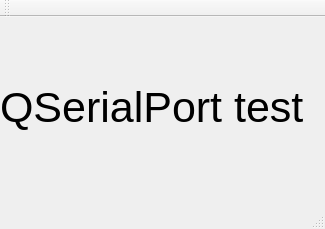
Qt form mainwindow.ui (Evrei-XD/Service_utility) before a commit.
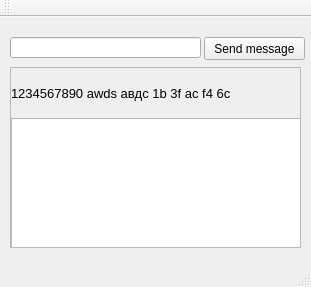
The same form after that commit.

Commit message: 18:24 Готово форматирование EditLine, в процессе декодер форматированных данных

```diff
--- a/mainwindow.ui
+++ b/mainwindow.ui
@@ -6,26 +6,80 @@
    <rect>
     <x>0</x>
     <y>0</y>
-    <width>325</width>
-    <height>229</height>
+    <width>311</width>
+    <height>287</height>
    </rect>
   </property>
   <property name="windowTitle">
    <string>MainWindow</string>
   </property>
   <widget class="QWidget" name="centralWidget">
-   <widget class="QLabel" name="label">
+   <widget class="QPushButton" name="send_message">
     <property name="geometry">
      <rect>
-      <x>0</x>
-      <y>0</y>
-      <width>311</width>
+      <x>204</x>
+      <y>20</y>
+      <width>101</width>
+      <height>23</height>
+     </rect>
+    </property>
+    <property name="text">
+     <string>Send message</string>
+    </property>
+   </widget>
+   <widget class="QLineEdit" name="edit_line">
+    <property name="geometry">
+     <rect>
+      <x>10</x>
+      <y>20</y>
+      <width>191</width>
+      <height>21</height>
+     </rect>
+    </property>
+   </widget>
+   <widget class="QScrollArea" name="scrollArea">
+    <property name="geometry">
+     <rect>
+      <x>10</x>
+      <y>50</y>
+      <width>291</width>
       <height>181</height>
      </rect>
     </property>
+    <property name="widgetResizable">
+     <bool>true</bool>
+    </property>
+    <widget class="QWidget" name="scrollAreaWidgetContents">
+     <property name="geometry">
+      <rect>
+       <x>0</x>
+       <y>0</y>
+       <width>289</width>
+       <height>179</height>
+      </rect>
+     </property>
+     <widget class="QLabel" name="label">
+      <property name="enabled">
+       <bool>true</bool>
+      </property>
+      <property name="geometry">
+       <rect>
+        <x>0</x>
+        <y>0</y>
+        <width>291</width>
+        <height>51</height>
+       </rect>
+      </property>
+      <property name="sizePolicy">
+       <sizepolicy hsizetype="Fixed" vsizetype="Fixed">
+        <horstretch>0</horstretch>
+        <verstretch>0</verstretch>
+       </sizepolicy>
+      </property>
     <property name="font">
      <font>
-      <pointsize>32</pointsize>
+        <family>Segoe UI Symbol</family>
+        <pointsize>10</pointsize>
       <weight>50</weight>
       <bold>false</bold>
      </font>
@@ -37,8 +91,30 @@
      <enum>Qt::LeftToRight</enum>
     </property>
     <property name="text">
-     <string>QSerialPort test</string>
-    </property>
+       <string>1234567890 awds авдс 1b 3f ac f4 6c</string>
+      </property>
+     </widget>
+     <widget class="QGraphicsView" name="graphicsView">
+      <property name="geometry">
+       <rect>
+        <x>-120</x>
+        <y>200</y>
+        <width>256</width>
+        <height>192</height>
+       </rect>
+      </property>
+     </widget>
+     <widget class="QGraphicsView" name="graphicsView_2">
+      <property name="geometry">
+       <rect>
+        <x>0</x>
+        <y>50</y>
+        <width>291</width>
+        <height>131</height>
+       </rect>
+      </property>
+     </widget>
+    </widget>
    </widget>
   </widget>
   <widget class="QMenuBar" name="menuBar">
```
Left out of the diff: 2 changed lines with no effect on the pictures. Lines whose indentation alone changed are shown as unchanged. The commit also changes 3 other files.
